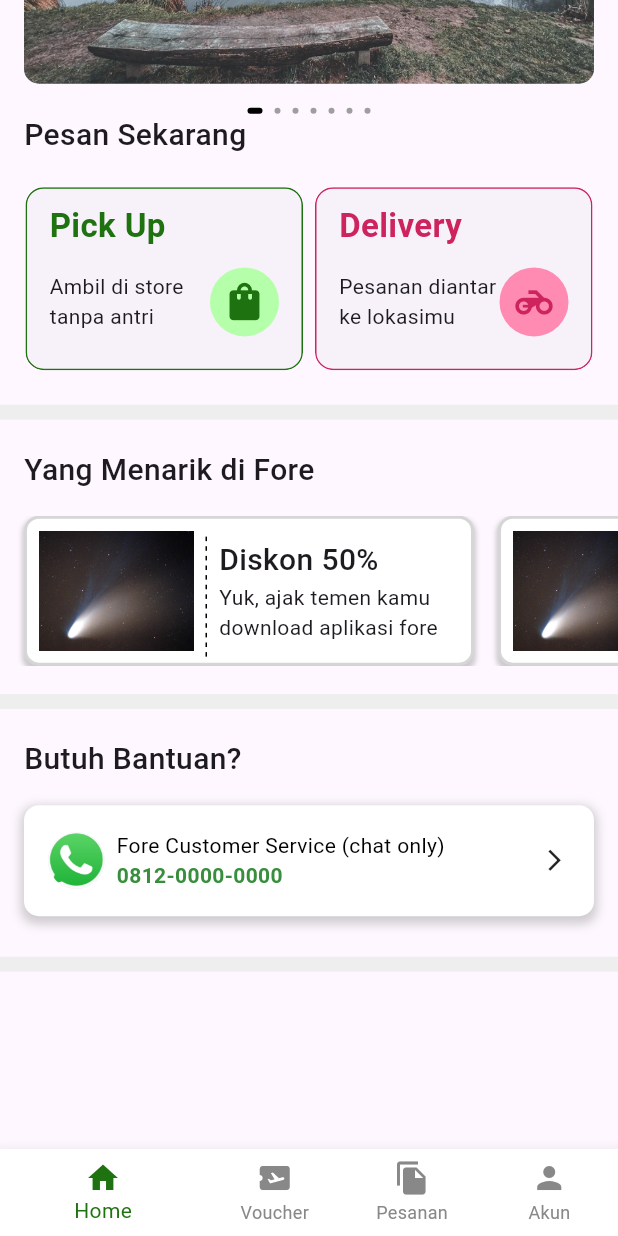
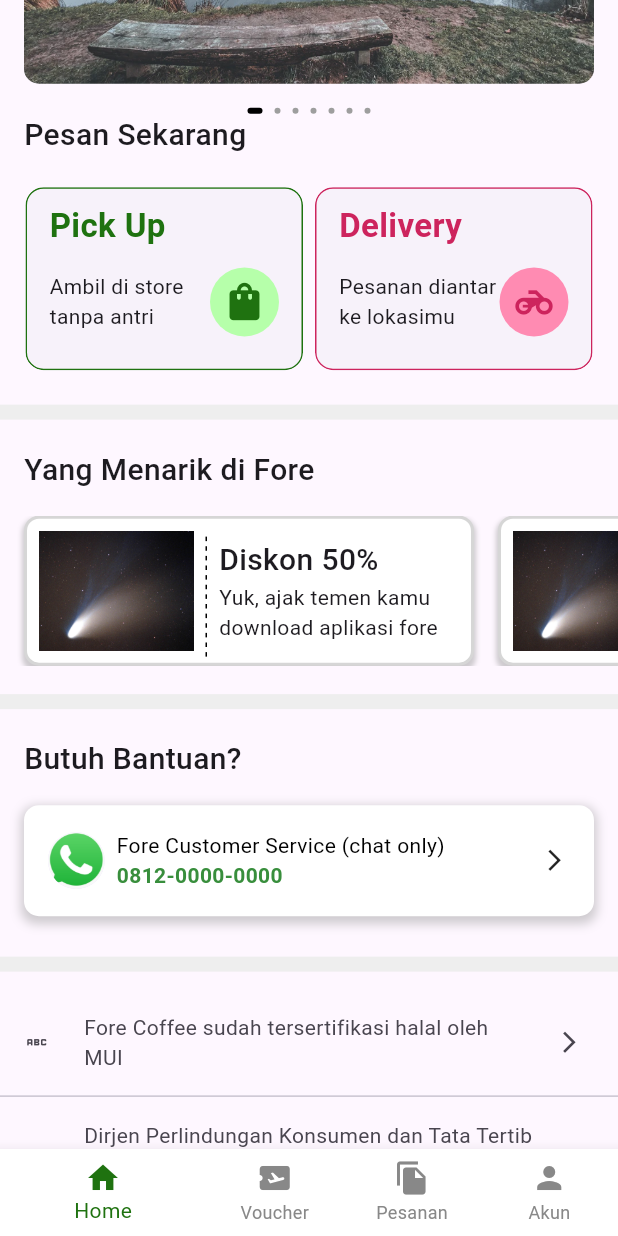
Before and after one commit to erde123/coffee-shop, a Flutter app: the screen it shows after launch, scrolled down 381 dp, on a phone screen of 412 x 824 dp. Run offline on Flutter 3.47's test engine with Material 3 defaults, Android fonts, the phone set to English and light mode, and no system bars; drawn by our look-alikes of carousel_slider, flutter_dash; our stand-ins replace flutter_riverpod.

Commit message:
update home

```diff
--- a/lib/Page/home.dart
+++ b/lib/Page/home.dart
@@ -28,9 +28,7 @@
   ];
   var listBottomNavigation = [
     BottomNavigationBarItem(
-        icon: Icon(Icons.home),
-        label: 'Home',
-        backgroundColor: Colors.white),
+        icon: Icon(Icons.home), label: 'Home', backgroundColor: Colors.white),
     BottomNavigationBarItem(
         icon: Icon(Icons.airplane_ticket),
         label: 'Voucher',
@@ -40,9 +38,7 @@
         label: 'Pesanan',
         backgroundColor: Colors.white),
     BottomNavigationBarItem(
-        icon: Icon(Icons.person),
-        label: 'Akun',
-        backgroundColor: Colors.white),
+        icon: Icon(Icons.person), label: 'Akun', backgroundColor: Colors.white),
   ];
 
   void _onItemTapped(int index) {
@@ -612,8 +608,38 @@
                 SizedBox(
                   height: 16,
                 ),
+                ListTile(
+                  leading: Icon(
+                    Icons.abc,
+                    size: 17,
+                  ),
+                  subtitle:
+                      Text("Fore Coffee sudah tersertifikasi halal oleh MUI"),
+                  trailing: Icon(
+                    Icons.arrow_forward_ios_outlined,
+                    size: 17,
+                  ),
+                ),
+                Divider(),
+                                ListTile(
+                  leading: Icon(
+                    Icons.abc,
+                    size: 17,
+                  ),
+                  subtitle:
+                      Column(
+                        crossAxisAlignment: CrossAxisAlignment.start,
+                        children: [
+                          Text("Dirjen Perlindungan Konsumen dan Tata Tertib Niaga."),
+                          Text("Kementrian Perdagangan Republik Indonesia"),
+                          SizedBox(height: 10,),
+                          Text("Whatsapp Dirjen PKTN: 0853-1111-1010", style: TextStyle(fontWeight: FontWeight.bold),),
+                        ],
+                      ),
+                ),
+                Divider(),
                 SizedBox(
-                  height: 100,
+                  height: 60,
                 ),
               ],
             ),
--- a/lib/provider/services/resources_service.dart
+++ b/lib/provider/services/resources_service.dart
@@ -138,22 +138,18 @@
     {
       "_id": "12",
       "name": "Recommended",
-      "categoryType": "121212",
     },
     {
       "_id": "123",
       "name": "Buttercream Temptation",
-      "categoryType": "121212",
     },
     {
       "_id": "12",
       "name": "Deli",
-      "categoryType": "121212",
     },
     {
       "_id": "123",
       "name": "Others",
-      "categoryType": "121212",
     },
   ];
 
```
